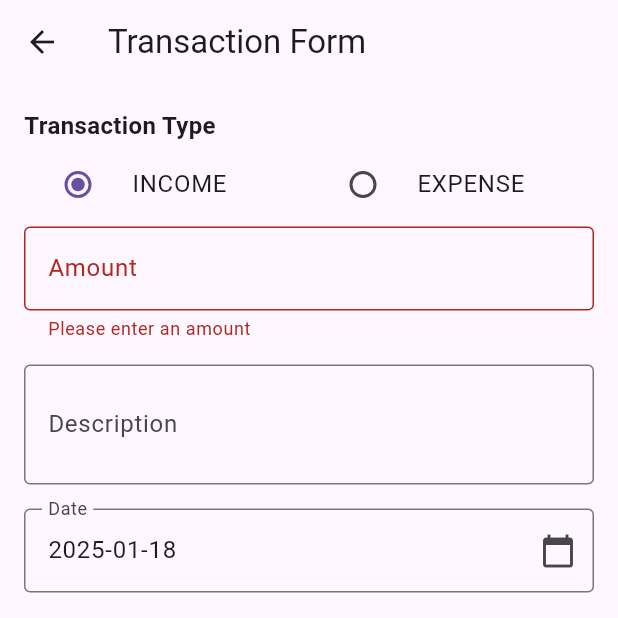
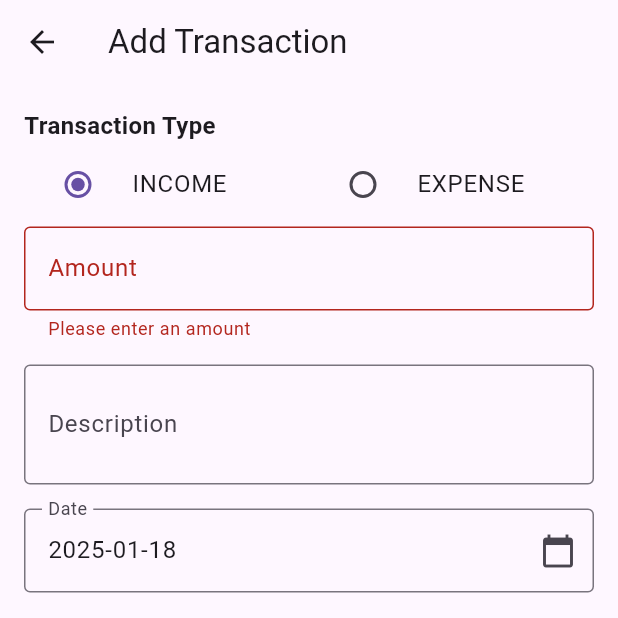
Before and after one commit to sowbaraniga26/flutter_income_expenses, a Flutter app: the TransactionFormScreen screen opened directly, after a tap on "Submit", on a phone screen of 412 x 824 dp, the top half of it. Run offline on Flutter 3.47's test engine with Material 3 defaults, Android fonts, the phone set to English and light mode, and no system bars; network calls fail.

Commit message:
TransactionFormScreen API logic added

```diff
--- a/lib/screens/TransactionFormScreen.dart
+++ b/lib/screens/TransactionFormScreen.dart
@@ -1,96 +1,143 @@
 import 'package:flutter/material.dart';
 
 import 'package:intl/intl.dart';
+import '../models/Transaction.dart';
+import '../services/TransactionService.dart';
 
 class TransactionFormScreen extends StatefulWidget {
+  final String title;
+  final String? transactionId; // Nullable to support both create and update
+  final Transaction? transactionData;
 
-    final String title;
-    const TransactionFormScreen({super.key, required this.title});
+  const TransactionFormScreen({
+    super.key,
+    required this.title,
+    this.transactionId,
+    this.transactionData,
+  });
 
   @override
   State<TransactionFormScreen> createState() => _TransactionFormScreenState();
 }
 
 class _TransactionFormScreenState extends State<TransactionFormScreen> {
+  final _formKey = GlobalKey<FormState>();
+  late String _transactionType;
+  late String _description;
+  late String? _amount;
+  late DateTime _selectedDate;
+  late TextEditingController _dateController;
 
-      final _formKey = GlobalKey<FormState>();
-      String _transactionType = 'INCOME';
+  final TransactionService _transactionService = TransactionService();
 
-      String _description = '';
-      double? _amount;
+  @override
+  void initState() {
+    super.initState();
 
-      DateTime _selectedDate = DateTime.now();
+    if (widget.transactionData != null) {
+      // Prepopulate with existing data
+      _transactionType = widget.transactionData!.type ?? 'INCOME';
+      _description = widget.transactionData!.description ?? '';
+      _amount = widget.transactionData!.amount;
+      _selectedDate = DateTime.tryParse(widget.transactionData!.date) ?? DateTime.now();
+    } else {
+      // Default values for new transactions
+      _transactionType = 'INCOME';
+      _description = '';
+      _amount = null;
+      _selectedDate = DateTime.now();
+    }
 
-      void _submitForm() {
+    _dateController = TextEditingController(
+      text: DateFormat('yyyy-MM-dd').format(_selectedDate),
+    );
+  }
 
+  @override
+  void dispose() {
+    _dateController.dispose();
+    super.dispose();
+  }
+
+  Future<void> _submitForm() async {
     if (_formKey.currentState!.validate()) {
-
       _formKey.currentState!.save();
 
-          // Handle submission logic here
-          print('Transaction Type: $_transactionType');
+      final formattedDate = _selectedDate.toIso8601String().split('T').first;
 
-          print('Amount: $_amount');
+      try {
+        if (widget.transactionId != null) {
+          // Update existing transaction
+          await _transactionService.updateTransaction(
+            id: widget.transactionId!,
+            type: _transactionType,
+            amount: _amount!,
+            description: _description,
+            date: formattedDate,
+          );
+          ScaffoldMessenger.of(context).showSnackBar(
+            SnackBar(content: Text('Transaction updated successfully!')),
+          );
+        } else {
+          // Create new transaction
+          await _transactionService.createTransaction(
+            type: _transactionType,
+            amount:_amount,
+            description: _description,
+            date: formattedDate,
+          );
+          ScaffoldMessenger.of(context).showSnackBar(
+            SnackBar(content: Text('Transaction created successfully!')),
+          );
+        }
 
-          print('Description: $_description');
-
-          print('Date: ${DateFormat('yyyy-MM-dd').format(_selectedDate)}');
-
-          // Reset form or navigate
+        Navigator.pop(context); // Navigate back after submission
+      } catch (error) {
+        ScaffoldMessenger.of(context).showSnackBar(
+          SnackBar(content: Text('Failed to submit transaction: $error')),
+        );
       }
     }
+  }
+
   void _pickDate() async {
-
     final pickedDate = await showDatePicker(
       context: context,
-
       initialDate: _selectedDate,
-
       firstDate: DateTime(2000),
-
       lastDate: DateTime(2100),
     );
     if (pickedDate != null && pickedDate != _selectedDate) {
       setState(() {
-
         _selectedDate = pickedDate;
+        _dateController.text = DateFormat('yyyy-MM-dd').format(_selectedDate);
       });
     }
   }
 
   @override
-
   Widget build(BuildContext context) {
-
     return Scaffold(
       appBar: AppBar(
-            title: Text('Transaction Form'),
+        title: Text(widget.title),
       ),
       body: Padding(
-
         padding: const EdgeInsets.all(16.0),
         child: Form(
-
           key: _formKey,
           child: ListView(
-
             children: [
               Text(
                 'Transaction Type',
-
                 style: TextStyle(fontSize: 16, fontWeight: FontWeight.bold),
               ),
               Row(
                 children: [
-
                   Expanded(
                     child: RadioListTile(
-
                       title: Text('INCOME'),
-
                       value: 'INCOME',
                       groupValue: _transactionType,
-
                       onChanged: (value) {
                         setState(() {
                           _transactionType = value!;
@@ -113,14 +160,12 @@
                 ],
               ),
               TextFormField(
+                initialValue: _amount,
                 decoration: InputDecoration(
-
                   labelText: 'Amount',
-
                   border: OutlineInputBorder(),
                 ),
                 keyboardType: TextInputType.number,
-
                 validator: (value) {
                   if (value == null || value.isEmpty) {
                     return 'Please enter an amount';
@@ -131,13 +176,12 @@
                   return null;
                 },
                 onSaved: (value) {
-                        _amount = double.parse(value!);
+                  _amount = value;
                 },
               ),
-
               SizedBox(height: 16),
-
               TextFormField(
+                initialValue: _description,
                 decoration: InputDecoration(
                   labelText: 'Description',
                   border: OutlineInputBorder(),
@@ -147,34 +191,21 @@
                   _description = value ?? '';
                 },
               ),
-
               SizedBox(height: 16),
-                    Row(
-                      children: [
-                        Expanded(
-                          child: TextFormField(
+              TextFormField(
                 readOnly: true,
                 decoration: InputDecoration(
-
                   labelText: 'Date',
-
                   border: OutlineInputBorder(),
                   suffixIcon: Icon(Icons.calendar_today),
                 ),
-
-                            controller: TextEditingController(
-                              text: DateFormat('yyyy-MM-dd').format(_selectedDate),
-                            ),
+                controller: _dateController,
                 onTap: _pickDate,
               ),
-                        ),
-                      ],
-                    ),
               SizedBox(height: 20),
-
               ElevatedButton(
                 onPressed: _submitForm,
-                      child: Text('Submit'),
+                child: Text(widget.transactionId != null ? 'Update' : 'Submit'),
               ),
             ],
           ),
```
Lines whose indentation alone changed are shown as unchanged.
